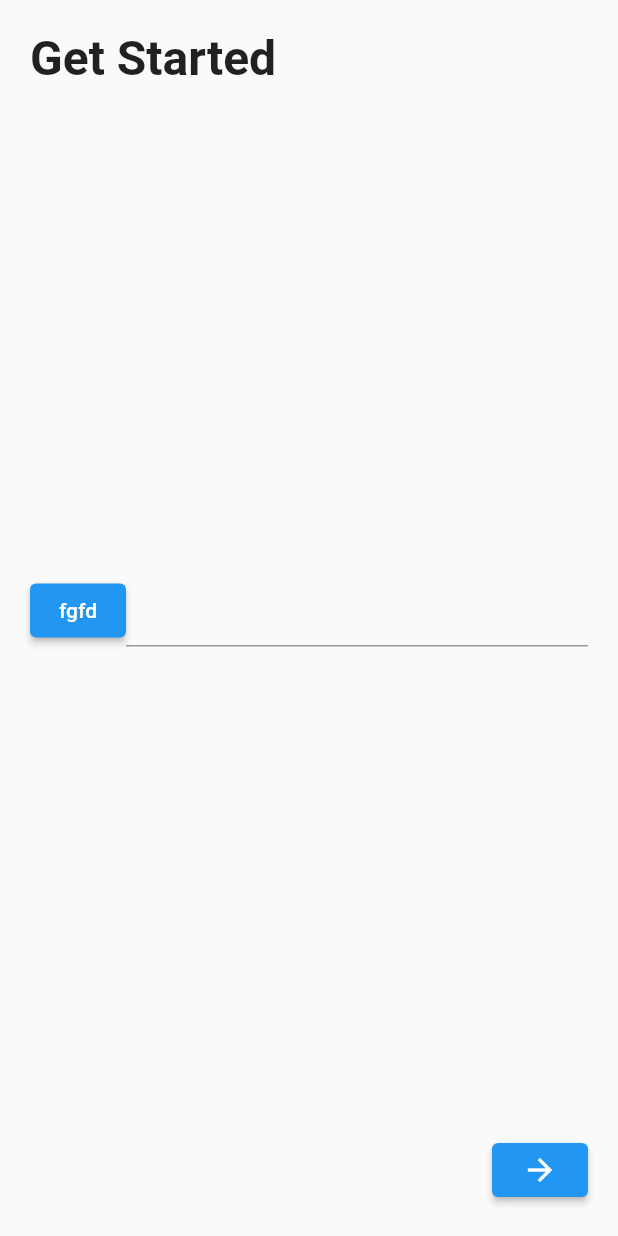
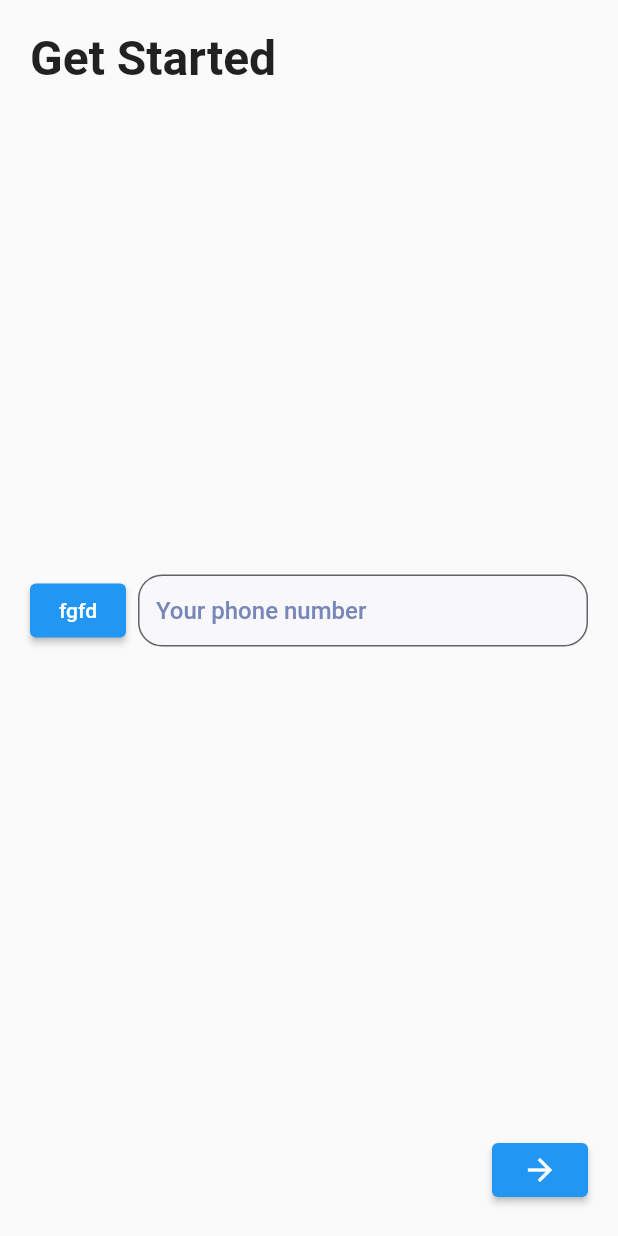
Before and after one commit to NataliyaKoval/flutter_phone, a Flutter app: the screen it shows after launch, on a phone screen of 412 x 824 dp. Run offline on Flutter 3.47's test engine with Material 2 defaults, Android fonts, the phone set to English and light mode, and no system bars; our stand-ins replace mask_text_input_formatter.

Commit message:
Add mask and styles for TextField

```diff
--- a/lib/main.dart
+++ b/lib/main.dart
@@ -15,7 +15,7 @@ class MyApp extends StatelessWidget {
       theme: ThemeData(
         primarySwatch: Colors.blue,
       ),
-      home: const Home(),
+      home: Home(),
     );
   }
 }
--- a/lib/screens/home.dart
+++ b/lib/screens/home.dart
@@ -1,7 +1,13 @@
 import 'package:flutter/material.dart';
+import 'package:mask_text_input_formatter/mask_text_input_formatter.dart';
 
 class Home extends StatelessWidget {
-  const Home({Key? key}) : super(key: key);
+  final maskFormatter = MaskTextInputFormatter(
+      mask: '(###) ###-####',
+      filter: {"#": RegExp(r'[0-9]')},
+      type: MaskAutoCompletionType.lazy);
+
+  Home({Key? key}) : super(key: key);
 
   @override
   Widget build(BuildContext context) {
@@ -24,8 +30,29 @@ class Home extends StatelessWidget {
                     onPressed: () {},
                     child: Text('fgfd'),
                   ),
+                  const SizedBox(
+                    width: 8.0,
+                  ),
                   Expanded(
-                    child: TextField(),
+                    child: TextField(
+                      textAlignVertical: TextAlignVertical.center,
+                      keyboardType: TextInputType.number,
+                      decoration: InputDecoration(
+                        fillColor: const Color.fromRGBO(244, 245, 255, 0.4),
+                        filled: true,
+                        contentPadding: EdgeInsets.symmetric(vertical: 14.0, horizontal: 12.0),
+                        border: OutlineInputBorder(
+                          borderRadius: BorderRadius.circular(16.0),
+                        ),
+                        hintText: 'Your phone number',
+                        hintStyle: const TextStyle(
+                          color: Color(0xff7886B8),
+                          fontSize: 16.0,
+                          fontWeight: FontWeight.w500,
+                        ),
+                      ),
+                      inputFormatters: [maskFormatter],
+                    ),
                   ),
                 ],
               ),
--- a/pubspec.yaml
+++ b/pubspec.yaml
@@ -31,7 +31,7 @@ environment:
 dependencies:
   flutter:
     sdk: flutter
-
+  mask_text_input_formatter: ^2.4.0
 
   # The following adds the Cupertino Icons font to your application.
   # Use with the CupertinoIcons class for iOS style icons.
```
Also changed, not shown: pubspec.lock.
